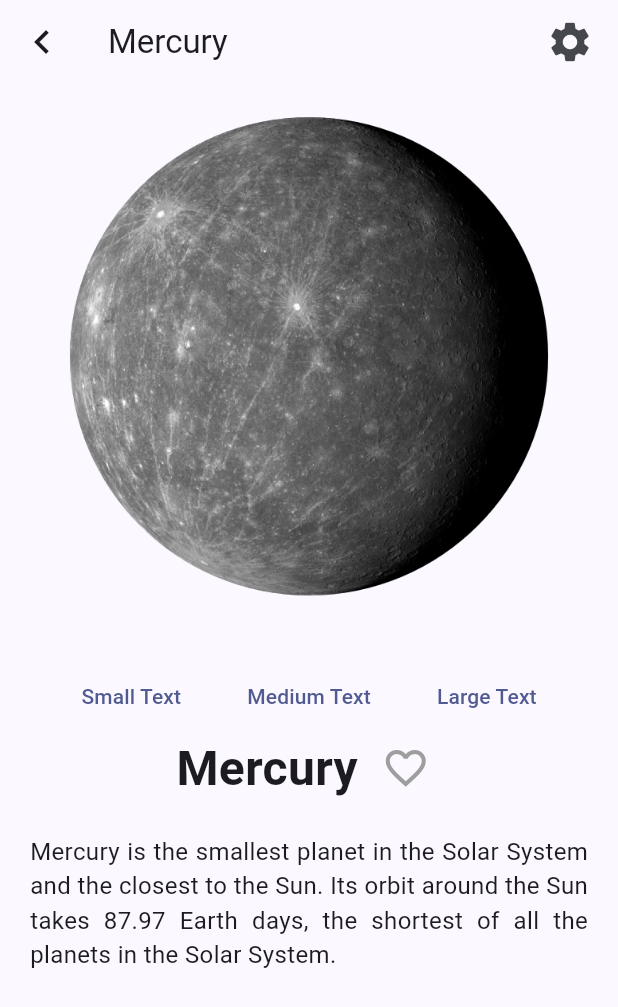
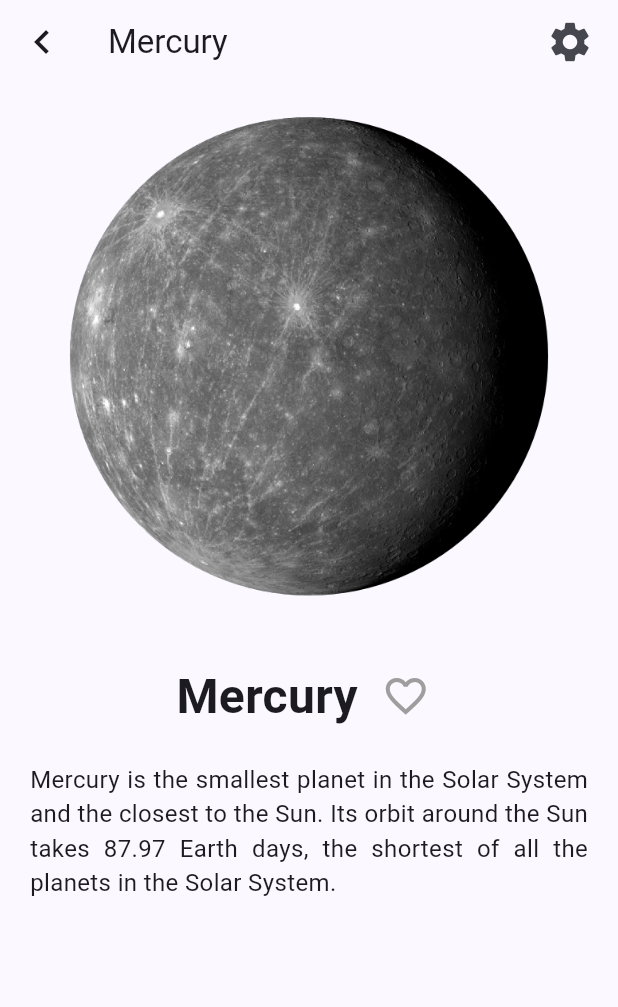
Before and after one commit to noliveira95/spacely, a Flutter app: the screen it shows after launch, after a tap on "Mercury", on a phone screen of 412 x 824 dp. Shown: the top 1007 px of the screen. Run offline on Flutter 3.47's test engine with Material 3 defaults, Android fonts, the phone set to English and light mode, and no system bars.

Commit message:
fix: replace PopupMenuItem with MenuItemButton

```diff
--- a/lib/pages/learn_more.dart
+++ b/lib/pages/learn_more.dart
@@ -55,35 +55,6 @@ class _LearnMorePageState extends State<LearnMorePage> {
                   Image.asset(widget.content.image),
                   const SizedBox(
                     height: kDouble40,
-                  ),
-                  Wrap(
-                    spacing: kDouble20,
-                    children: [
-                      TextButton(
-                        onPressed: () {
-                          setState(() {
-                            infoFontSize = 16;
-                          });
-                        },
-                        child: const Text('Small Text'),
-                      ),
-                      TextButton(
-                        onPressed: () {
-                          setState(() {
-                            infoFontSize = 20;
-                          });
-                        },
-                        child: const Text('Medium Text'),
-                      ),
-                      TextButton(
-                        onPressed: () {
-                          setState(() {
-                            infoFontSize = 24;
-                          });
-                        },
-                        child: const Text('Large Text'),
-                      ),
-                    ],
                   ),
                   FittedBox(
                     child: Row(
--- a/lib/widgets/settings_menu.dart
+++ b/lib/widgets/settings_menu.dart
@@ -33,13 +33,13 @@ class _SettingsMenuState extends State<SettingsMenu> {
           );
         },
         menuChildren: List.generate(3, (index) {
-          return PopupMenuItem(
+          return MenuItemButton(
             child: Text(index == 0
                 ? "Small Text"
                 : index == 1
                     ? "Medium Text"
                     : "Large Text"),
-            onTap: () {
+            onPressed: () {
               widget.onFontSizeChanged(index * 4 + 16);
             },
           );
```
